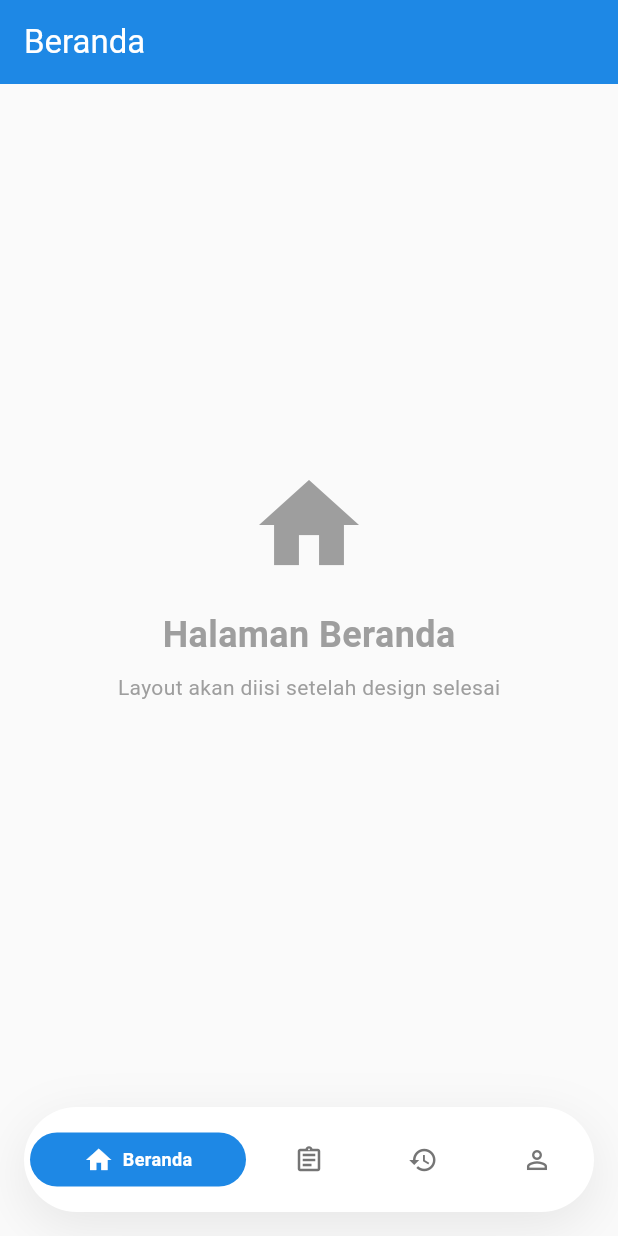
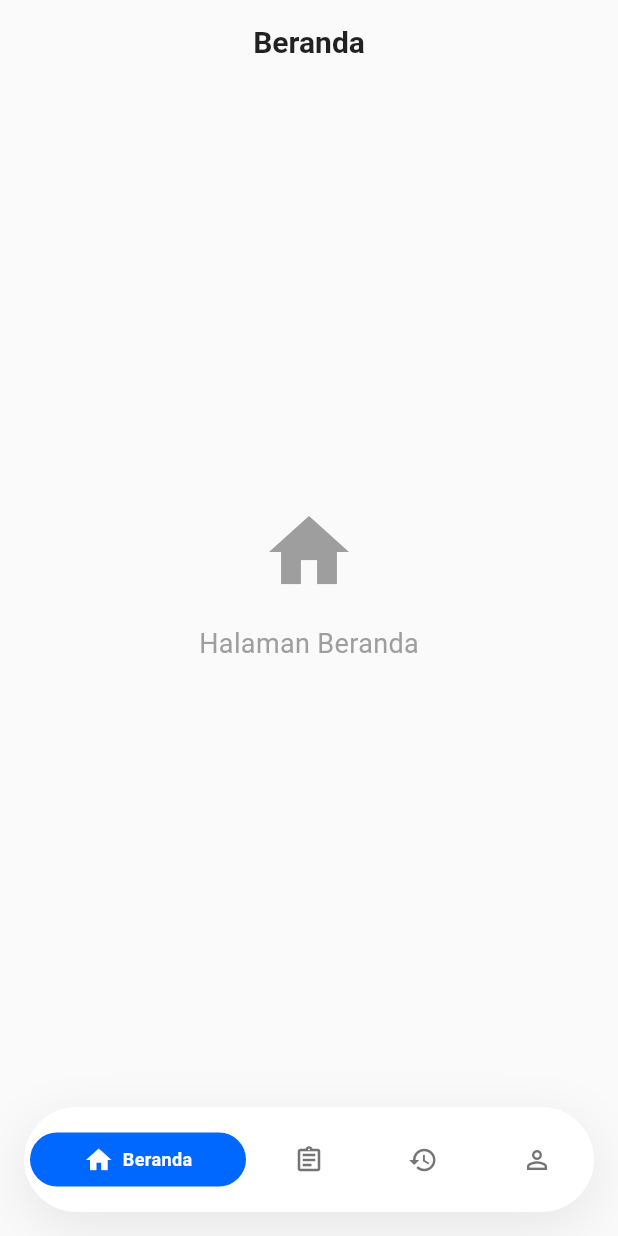
Before and after one commit to Arsieruuu/ppkpt_mobile, a Flutter app: the screen it shows after launch, on a phone screen of 412 x 824 dp. Run offline on Flutter 3.47's test engine with Material 3 defaults, Android fonts, the light colour scheme and no system bars.

Commit message:
ubah warnak

```diff
--- a/lib/main.dart
+++ b/lib/main.dart
@@ -17,7 +17,7 @@
       title: 'PPKPT App',
       theme: ThemeData(
         colorScheme: ColorScheme.fromSeed(
-          seedColor: Colors.blue,
+          seedColor: const Color(0xFF0068FF),
           brightness: Brightness.light,
         ),
         useMaterial3: true,
@@ -141,7 +141,7 @@
           vertical: 8,
         ),
         decoration: BoxDecoration(
-          color: isSelected ? Colors.blue[600] : Colors.transparent,
+          color: isSelected ? const Color(0xFF0068FF) : Colors.transparent,
           borderRadius: BorderRadius.circular(20),
         ),
         child: Row(
--- a/lib/pages/beranda_page.dart
+++ b/lib/pages/beranda_page.dart
@@ -6,11 +6,20 @@ class BerandaPage extends StatelessWidget {
   @override
   Widget build(BuildContext context) {
     return Scaffold(
+      backgroundColor: Colors.grey[50],
       appBar: AppBar(
-        title: const Text('Beranda'),
-        backgroundColor: Colors.blue[600],
-        foregroundColor: Colors.white,
+        backgroundColor: Colors.grey[50],
         elevation: 0,
+        scrolledUnderElevation: 0,
+        title: const Text(
+          'Beranda',
+          style: TextStyle(
+            fontSize: 20,
+            fontWeight: FontWeight.w600,
+            color: Colors.black87,
+          ),
+        ),
+        centerTitle: true,
       ),
       body: const Center(
         child: Column(
@@ -18,23 +27,14 @@ class BerandaPage extends StatelessWidget {
           children: [
             Icon(
               Icons.home,
-              size: 80,
+              size: 64,
               color: Colors.grey,
             ),
             SizedBox(height: 16),
             Text(
               'Halaman Beranda',
               style: TextStyle(
-                fontSize: 24,
-                fontWeight: FontWeight.bold,
-                color: Colors.grey,
-              ),
-            ),
-            SizedBox(height: 8),
-            Text(
-              'Layout akan diisi setelah design selesai',
-              style: TextStyle(
-                fontSize: 14,
+                fontSize: 18,
                 color: Colors.grey,
               ),
             ),
```
Also changed, not shown: lib/pages/lapor_page.dart (+14 -14 lines), lib/pages/profile_page.dart (+14 -14 lines), lib/pages/riwayat_page.dart (+14 -14 lines).
